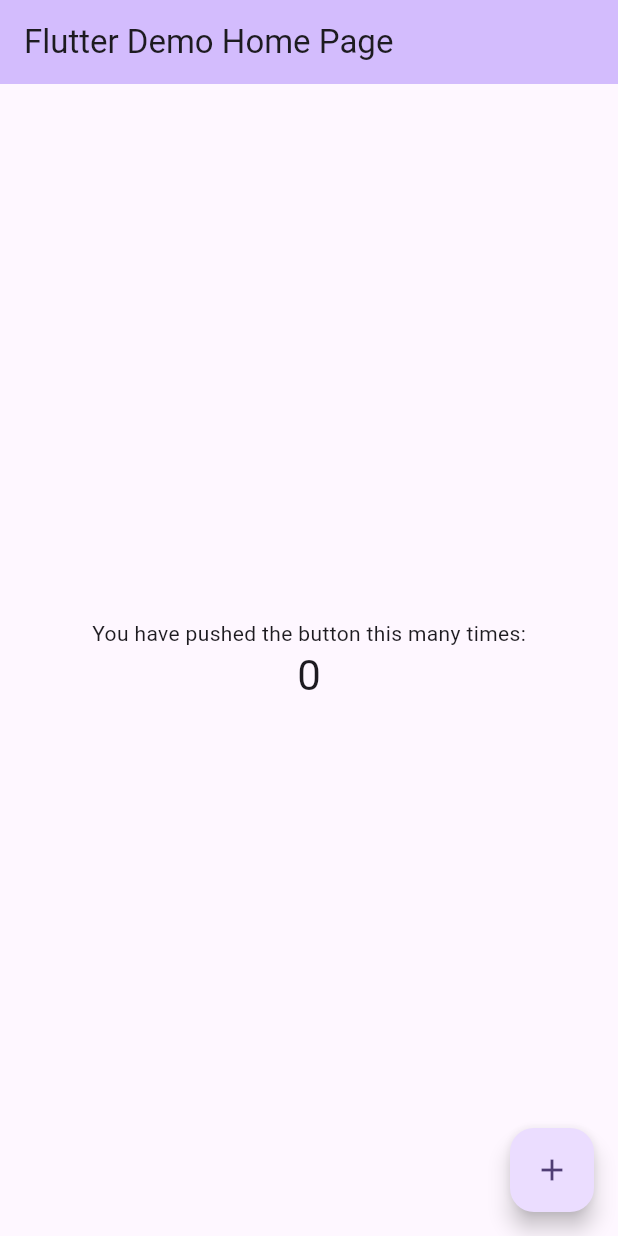
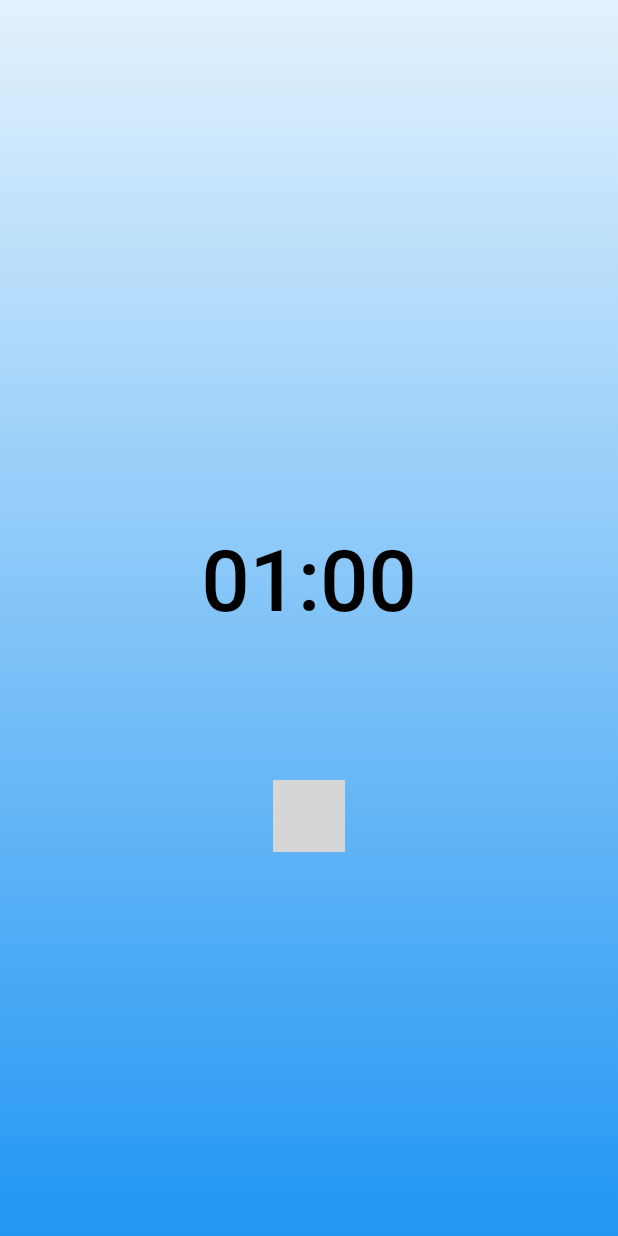
Before and after one commit to DevAiKaiSys/flutter-tutorials, a Flutter app: the screen it shows after launch, on a phone screen of 412 x 824 dp. Run offline on Flutter 3.47's test engine with Material 3 defaults, Android fonts, the phone set to English and light mode, and no system bars; our stand-ins replace bloc, equatable, flutter_bloc; statements that could not run were skipped; grey boxes are pictures that could not be loaded.

Commit message:
Application UI

```diff
--- /dev/null
+++ b/flutter_timer/lib/app.dart
@@ -0,0 +1,19 @@
+import 'package:flutter/material.dart';
+import 'package:flutter_timer/timer/timer.dart';
+
+class App extends StatelessWidget {
+  const App({super.key});
+
+  @override
+  Widget build(BuildContext context) {
+    return MaterialApp(
+      title: 'Flutter Timer',
+      theme: ThemeData(
+        colorScheme: const ColorScheme.light(
+          primary: Color.fromRGBO(72, 74, 126, 1),
+        ),
+      ),
+      home: const TimerPage(),
+    );
+  }
+}
--- a/flutter_timer/lib/main.dart
+++ b/flutter_timer/lib/main.dart
@@ -1,122 +1,5 @@
 import 'package:flutter/material.dart';
 
-void main() {
-  runApp(const MyApp());
-}
+import 'app.dart';
 
-class MyApp extends StatelessWidget {
-  const MyApp({super.key});
-
-  // This widget is the root of your application.
-  @override
-  Widget build(BuildContext context) {
-    return MaterialApp(
-      title: 'Flutter Demo',
-      theme: ThemeData(
-        // This is the theme of your application.
-        //
-        // TRY THIS: Try running your application with "flutter run". You'll see
-        // the application has a purple toolbar. Then, without quitting the app,
-        // try changing the seedColor in the colorScheme below to Colors.green
-        // and then invoke "hot reload" (save your changes or press the "hot
-        // reload" button in a Flutter-supported IDE, or press "r" if you used
-        // the command line to start the app).
-        //
-        // Notice that the counter didn't reset back to zero; the application
-        // state is not lost during the reload. To reset the state, use hot
-        // restart instead.
-        //
-        // This works for code too, not just values: Most code changes can be
-        // tested with just a hot reload.
-        colorScheme: ColorScheme.fromSeed(seedColor: Colors.deepPurple),
-      ),
-      home: const MyHomePage(title: 'Flutter Demo Home Page'),
-    );
-  }
-}
-
-class MyHomePage extends StatefulWidget {
-  const MyHomePage({super.key, required this.title});
-
-  // This widget is the home page of your application. It is stateful, meaning
-  // that it has a State object (defined below) that contains fields that affect
-  // how it looks.
-
-  // This class is the configuration for the state. It holds the values (in this
-  // case the title) provided by the parent (in this case the App widget) and
-  // used by the build method of the State. Fields in a Widget subclass are
-  // always marked "final".
-
-  final String title;
-
-  @override
-  State<MyHomePage> createState() => _MyHomePageState();
-}
-
-class _MyHomePageState extends State<MyHomePage> {
-  int _counter = 0;
-
-  void _incrementCounter() {
-    setState(() {
-      // This call to setState tells the Flutter framework that something has
-      // changed in this State, which causes it to rerun the build method below
-      // so that the display can reflect the updated values. If we changed
-      // _counter without calling setState(), then the build method would not be
-      // called again, and so nothing would appear to happen.
-      _counter++;
-    });
-  }
-
-  @override
-  Widget build(BuildContext context) {
-    // This method is rerun every time setState is called, for instance as done
-    // by the _incrementCounter method above.
-    //
-    // The Flutter framework has been optimized to make rerunning build methods
-    // fast, so that you can just rebuild anything that needs updating rather
-    // than having to individually change instances of widgets.
-    return Scaffold(
-      appBar: AppBar(
-        // TRY THIS: Try changing the color here to a specific color (to
-        // Colors.amber, perhaps?) and trigger a hot reload to see the AppBar
-        // change color while the other colors stay the same.
-        backgroundColor: Theme.of(context).colorScheme.inversePrimary,
-        // Here we take the value from the MyHomePage object that was created by
-        // the App.build method, and use it to set our appbar title.
-        title: Text(widget.title),
-      ),
-      body: Center(
-        // Center is a layout widget. It takes a single child and positions it
-        // in the middle of the parent.
-        child: Column(
-          // Column is also a layout widget. It takes a list of children and
-          // arranges them vertically. By default, it sizes itself to fit its
-          // children horizontally, and tries to be as tall as its parent.
-          //
-          // Column has various properties to control how it sizes itself and
-          // how it positions its children. Here we use mainAxisAlignment to
-          // center the children vertically; the main axis here is the vertical
-          // axis because Columns are vertical (the cross axis would be
-          // horizontal).
-          //
-          // TRY THIS: Invoke "debug painting" (choose the "Toggle Debug Paint"
-          // action in the IDE, or press "p" in the console), to see the
-          // wireframe for each widget.
-          mainAxisAlignment: MainAxisAlignment.center,
-          children: <Widget>[
-            const Text('You have pushed the button this many times:'),
-            Text(
-              '$_counter',
-              style: Theme.of(context).textTheme.headlineMedium,
-            ),
-          ],
-        ),
-      ),
-      floatingActionButton: FloatingActionButton(
-        onPressed: _incrementCounter,
-        tooltip: 'Increment',
-        child: const Icon(Icons.add),
-      ), // This trailing comma makes auto-formatting nicer for build methods.
-    );
-  }
-}
+void main() => runApp(const App());
--- /dev/null
+++ b/flutter_timer/lib/timer/timer.dart
@@ -0,0 +1,2 @@
+export 'bloc/timer_bloc.dart';
+export 'view/timer_page.dart';
--- /dev/null
+++ b/flutter_timer/lib/timer/view/timer_page.dart
@@ -0,0 +1,147 @@
+import 'package:flutter/material.dart';
+import 'package:flutter_bloc/flutter_bloc.dart';
+import 'package:flutter_timer/ticker.dart';
+import 'package:flutter_timer/timer/timer.dart';
+
+class TimerPage extends StatelessWidget {
+  const TimerPage({super.key});
+
+  @override
+  Widget build(BuildContext context) {
+    return BlocProvider(
+      create: (_) => TimerBloc(ticker: const Ticker()),
+      child: const TimerView(),
+    );
+  }
+}
+
+class TimerView extends StatelessWidget {
+  const TimerView({super.key});
+
+  @override
+  Widget build(BuildContext context) {
+    return const Scaffold(
+      body: Stack(
+        children: [
+          Background(),
+          Column(
+            mainAxisAlignment: MainAxisAlignment.center,
+            children: <Widget>[
+              Padding(
+                padding: EdgeInsets.symmetric(vertical: 100),
+                child: Center(child: TimerText()),
+              ),
+              Actions(),
+            ],
+          ),
+        ],
+      ),
+    );
+  }
+}
+
+class TimerText extends StatelessWidget {
+  const TimerText({super.key});
+
+  @override
+  Widget build(BuildContext context) {
+    final duration = context.select((TimerBloc bloc) => bloc.state.duration);
+    final minutesStr = ((duration / 60) % 60).floor().toString().padLeft(
+      2,
+      '0',
+    );
+    final secondsStr = (duration % 60).toString().padLeft(2, '0');
+    return Text(
+      '$minutesStr:$secondsStr',
+      style: Theme.of(
+        context,
+      ).textTheme.displayLarge?.copyWith(fontWeight: FontWeight.w500),
+    );
+  }
+}
+
+class Actions extends StatelessWidget {
+  const Actions({super.key});
+
+  @override
+  Widget build(BuildContext context) {
+    return BlocBuilder<TimerBloc, TimerState>(
+      buildWhen: (prev, state) => prev.runtimeType != state.runtimeType,
+      builder: (context, state) {
+        return Row(
+          mainAxisAlignment: MainAxisAlignment.spaceEvenly,
+          children: [
+            ...switch (state) {
+              TimerInitial() => [
+                FloatingActionButton(
+                  child: const Icon(Icons.play_arrow),
+                  onPressed: () => context.read<TimerBloc>().add(
+                    TimerStarted(duration: state.duration),
+                  ),
+                ),
+              ],
+              TimerRunInProgress() => [
+                FloatingActionButton(
+                  child: const Icon(Icons.pause),
+                  onPressed: () {
+                    context.read<TimerBloc>().add(const TimerPaused());
+                  },
+                ),
+                FloatingActionButton(
+                  child: const Icon(Icons.replay),
+                  onPressed: () {
+                    context.read<TimerBloc>().add(const TimerReset());
+                  },
+                ),
+              ],
+              TimerRunPause() => [
+                FloatingActionButton(
+                  child: const Icon(Icons.play_arrow),
+                  onPressed: () {
+                    context.read<TimerBloc>().add(const TimerResumed());
+                  },
+                ),
+                FloatingActionButton(
+                  child: const Icon(Icons.replay),
+                  onPressed: () {
+                    context.read<TimerBloc>().add(const TimerReset());
+                  },
+                ),
+              ],
+              TimerRunComplete() => [
+                FloatingActionButton(
+                  child: const Icon(Icons.replay),
+                  onPressed: () {
+                    context.read<TimerBloc>().add(const TimerReset());
+                  },
+                ),
+              ],
+            },
+          ],
+        );
+      },
+    );
+  }
+}
+
+class Background extends StatelessWidget {
+  const Background({super.key});
+
+  @override
+  Widget build(BuildContext context) {
+    return SizedBox.expand(
+      child: DecoratedBox(
+        decoration: BoxDecoration(
+          gradient: LinearGradient(
+            begin: Alignment.topCenter,
+            end: Alignment.bottomCenter,
+            colors: [
+              Colors.blue.shade50,
+              Colors.blue.shade500,
+            ],
+          ),
+        ),
+      ),
+    );
+  }
+}
```
